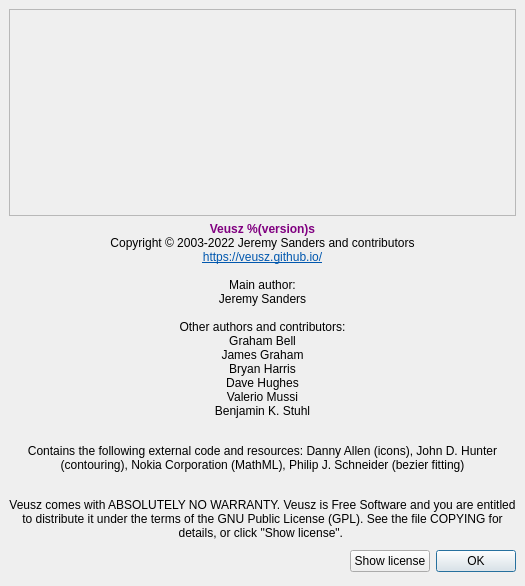
Old version of the form ui/about.ui in the repository veusz/veusz.
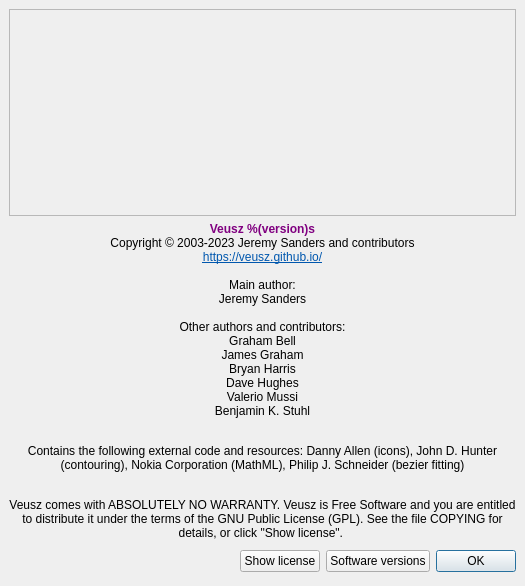
New version of the form.

Commit message: Add dialog to show software versions

Patch:
```diff
--- a/ui/about.ui
+++ b/ui/about.ui
@@ -59,7 +59,7 @@
    <item>
     <widget class="QLabel" name="copyrightlabel">
      <property name="text">
-      <string>&lt;html&gt;&lt;head/&gt;&lt;body&gt;&lt;p&gt;&lt;span style=&quot; font-weight:600; color:#800080;&quot;&gt;Veusz %(version)s&lt;/span&gt;&lt;br/&gt;Copyright © 2003-2022 Jeremy Sanders and contributors&lt;br/&gt;&lt;a href=&quot;https://veusz.github.io/&quot;&gt;&lt;span style=&quot; text-decoration: underline; color:#0057ae;&quot;&gt;https://veusz.github.io/&lt;/span&gt;&lt;/a&gt;&lt;br/&gt;&lt;br/&gt;Main author:&lt;br/&gt;Jeremy Sanders&lt;br/&gt;&lt;br/&gt;Other authors and contributors:&lt;br/&gt;Graham Bell&lt;br/&gt;James Graham&lt;br/&gt;Bryan Harris&lt;br/&gt;Dave Hughes&lt;br/&gt;Valerio Mussi&lt;br/&gt;Benjamin K. Stuhl&lt;/p&gt;&lt;p&gt;&lt;br/&gt;Contains the following external code and resources: Danny Allen (icons), John D. Hunter (contouring), Nokia Corporation (MathML), Philip J. Schneider (bezier fitting)&lt;/p&gt;&lt;p&gt;&lt;br/&gt;Veusz comes with ABSOLUTELY NO WARRANTY. Veusz is Free Software and you are entitled to distribute it under the terms of the GNU Public License (GPL). See the file COPYING for details, or click &amp;quot;Show license&amp;quot;. &lt;/p&gt;&lt;/body&gt;&lt;/html&gt;</string>
+      <string>&lt;html&gt;&lt;head/&gt;&lt;body&gt;&lt;p&gt;&lt;span style=&quot; font-weight:600; color:#800080;&quot;&gt;Veusz %(version)s&lt;/span&gt;&lt;br/&gt;Copyright © 2003-2023 Jeremy Sanders and contributors&lt;br/&gt;&lt;a href=&quot;https://veusz.github.io/&quot;&gt;&lt;span style=&quot; text-decoration: underline; color:#0057ae;&quot;&gt;https://veusz.github.io/&lt;/span&gt;&lt;/a&gt;&lt;br/&gt;&lt;br/&gt;Main author:&lt;br/&gt;Jeremy Sanders&lt;br/&gt;&lt;br/&gt;Other authors and contributors:&lt;br/&gt;Graham Bell&lt;br/&gt;James Graham&lt;br/&gt;Bryan Harris&lt;br/&gt;Dave Hughes&lt;br/&gt;Valerio Mussi&lt;br/&gt;Benjamin K. Stuhl&lt;/p&gt;&lt;p&gt;&lt;br/&gt;Contains the following external code and resources: Danny Allen (icons), John D. Hunter (contouring), Nokia Corporation (MathML), Philip J. Schneider (bezier fitting)&lt;/p&gt;&lt;p&gt;&lt;br/&gt;Veusz comes with ABSOLUTELY NO WARRANTY. Veusz is Free Software and you are entitled to distribute it under the terms of the GNU Public License (GPL). See the file COPYING for details, or click &amp;quot;Show license&amp;quot;. &lt;/p&gt;&lt;/body&gt;&lt;/html&gt;</string>
      </property>
      <property name="alignment">
       <set>Qt::AlignCenter</set>
@@ -112,6 +112,13 @@
        </property>
       </widget>
      </item>
+     <item>
+      <widget class="QPushButton" name="versionsButton">
+       <property name="text">
+        <string>Software versions</string>
+       </property>
+      </widget>
+     </item>
      <item>
       <widget class="QPushButton" name="okButton">
        <property name="text">
```
The commit also changes 3 other files.
